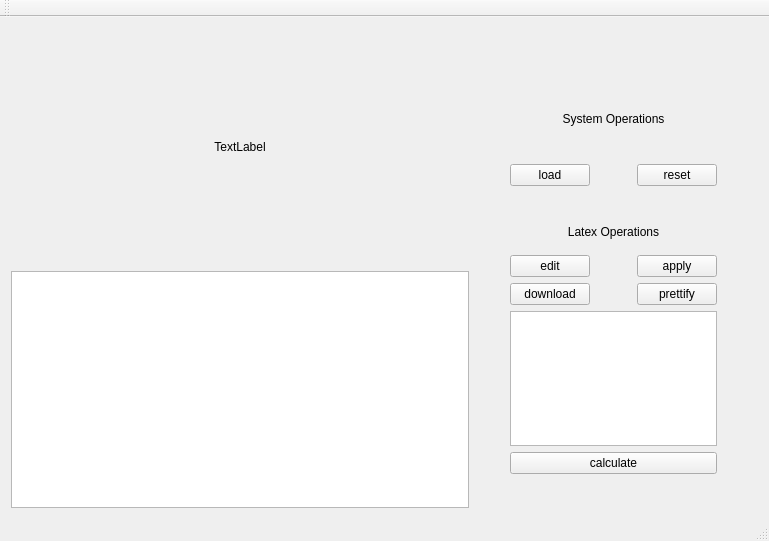
First picture: the form in view/view.ui, repository leo-934/CPP-MVVM-Project, before the edit.
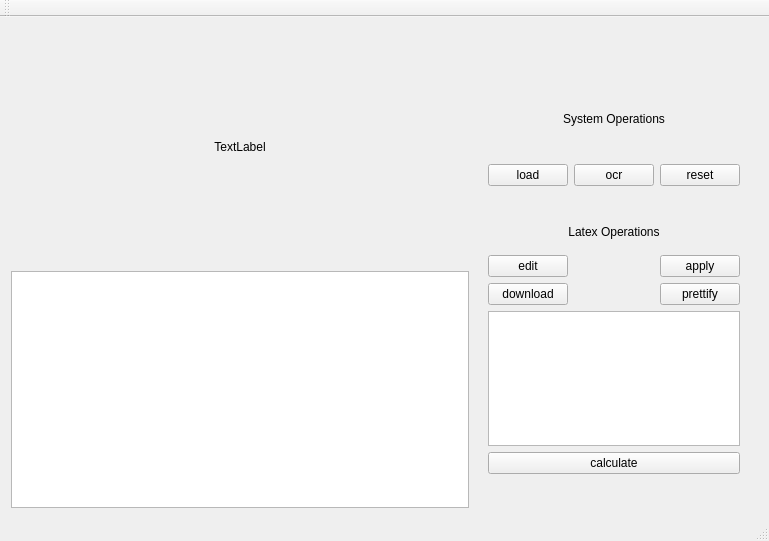
Second picture: the form after the edit.

Commit message: add ocr button

The edit to the form file:
```diff
--- a/view/view.ui
+++ b/view/view.ui
@@ -30,11 +30,11 @@
     <item>
      <layout class="QGridLayout" name="gridLayoutParent" rowstretch="1,1" columnstretch="618,382">
       <item row="0" column="1" rowspan="2">
-       <layout class="QGridLayout" name="gridLayoutSon" rowstretch="1,1,1,1,1,1,1,2,4,1,1" columnstretch="2,1,1,1,1,1,1">
-        <item row="9" column="1" colspan="4">
-         <widget class="QPushButton" name="calculateButton">
+       <layout class="QGridLayout" name="gridLayoutSon" rowstretch="1,1,1,1,1,1,1,1,4,1,1" columnstretch="2,1,1,1,1,1,1">
+        <item row="3" column="4" rowspan="2">
+         <widget class="QPushButton" name="resetButton">
           <property name="text">
-           <string>calculate</string>
+           <string>reset</string>
           </property>
          </widget>
         </item>
@@ -51,23 +51,6 @@
           </property>
          </spacer>
         </item>
-        <item row="2" column="1" colspan="4">
-         <widget class="QLabel" name="systemOperationsLabel">
-          <property name="text">
-           <string>System Operations</string>
-          </property>
-          <property name="alignment">
-           <set>Qt::AlignCenter</set>
-          </property>
-         </widget>
-        </item>
-        <item row="3" column="1" rowspan="2">
-         <widget class="QPushButton" name="loadButton">
-          <property name="text">
-           <string>load</string>
-          </property>
-         </widget>
-        </item>
         <item row="0" column="5" rowspan="11" colspan="2">
          <spacer name="horizontalSpacer_2">
           <property name="orientation">
@@ -81,6 +64,33 @@
           </property>
          </spacer>
         </item>
+        <item row="7" column="4">
+         <widget class="QPushButton" name="prettifyButton">
+          <property name="text">
+           <string>prettify</string>
+          </property>
+         </widget>
+        </item>
+        <item row="6" column="1">
+         <widget class="QPushButton" name="editButton">
+          <property name="text">
+           <string>edit</string>
+          </property>
+         </widget>
+        </item>
+        <item row="10" column="1" colspan="4">
+         <spacer name="verticalSpacer_2">
+          <property name="orientation">
+           <enum>Qt::Vertical</enum>
+          </property>
+          <property name="sizeHint" stdset="0">
+           <size>
+            <width>20</width>
+            <height>40</height>
+           </size>
+          </property>
+         </spacer>
+        </item>
         <item row="7" column="1">
          <widget class="QPushButton" name="DownloadButton">
           <property name="text">
@@ -88,6 +98,13 @@
           </property>
          </widget>
         </item>
+        <item row="3" column="1" rowspan="2">
+         <widget class="QPushButton" name="loadButton">
+          <property name="text">
+           <string>load</string>
+          </property>
+         </widget>
+        </item>
         <item row="0" column="0" rowspan="11">
          <spacer name="horizontalSpacer">
           <property name="orientation">
@@ -111,65 +128,16 @@
           </property>
          </widget>
         </item>
-        <item row="10" column="1" colspan="4">
-         <spacer name="verticalSpacer_2">
-          <property name="orientation">
-           <enum>Qt::Vertical</enum>
-          </property>
-          <property name="sizeHint" stdset="0">
-           <size>
-            <width>20</width>
-            <height>40</height>
-           </size>
-          </property>
-         </spacer>
-        </item>
-        <item row="6" column="1">
-         <widget class="QPushButton" name="editButton">
+        <item row="2" column="1" colspan="4">
+         <widget class="QLabel" name="systemOperationsLabel">
           <property name="text">
-           <string>edit</string>
+           <string>System Operations</string>
           </property>
-         </widget>
-        </item>
-        <item row="3" column="4" rowspan="2">
-         <widget class="QPushButton" name="resetButton">
-          <property name="text">
-           <string>reset</string>
+          <property name="alignment">
+           <set>Qt::AlignCenter</set>
           </property>
          </widget>
         </item>
-        <item row="8" column="1" colspan="4">
-         <widget class="QTextEdit" name="filePathEditor"/>
-        </item>
-        <item row="3" column="2" rowspan="2" colspan="2">
-         <spacer name="horizontalSpacer_3">
-          <property name="orientation">
-           <enum>Qt::Horizontal</enum>
-          </property>
-          <property name="sizeType">
-           <enum>QSizePolicy::Expanding</enum>
-          </property>
-          <property name="sizeHint" stdset="0">
-           <size>
-            <width>0</width>
-            <height>0</height>
-           </size>
-          </property>
-         </spacer>
-        </item>
-        <item row="6" column="2" rowspan="2" colspan="2">
-         <spacer name="horizontalSpacer_4">
-          <property name="orientation">
-           <enum>Qt::Horizontal</enum>
-          </property>
-          <property name="sizeHint" stdset="0">
-           <size>
-            <width>40</width>
-            <height>20</height>
-           </size>
-          </property>
-         </spacer>
-        </item>
         <item row="6" column="4">
          <widget class="QPushButton" name="applyButton">
           <property name="text">
@@ -177,10 +145,20 @@
           </property>
          </widget>
         </item>
-        <item row="7" column="4">
-         <widget class="QPushButton" name="prettifyButton">
+        <item row="9" column="1" colspan="4">
+         <widget class="QPushButton" name="calculateButton">
           <property name="text">
-           <string>prettify</string>
+           <string>calculate</string>
+          </property>
+         </widget>
+        </item>
+        <item row="8" column="1" colspan="4">
+         <widget class="QTextBrowser" name="filePathBrowser"/>
+        </item>
+        <item row="3" column="2" rowspan="2" colspan="2">
+         <widget class="QPushButton" name="ocrButton">
+          <property name="text">
+           <string>ocr</string>
           </property>
          </widget>
         </item>
```
Left out of the diff: 43 changed lines with no effect on the pictures. The commit also changes 6 other files.
